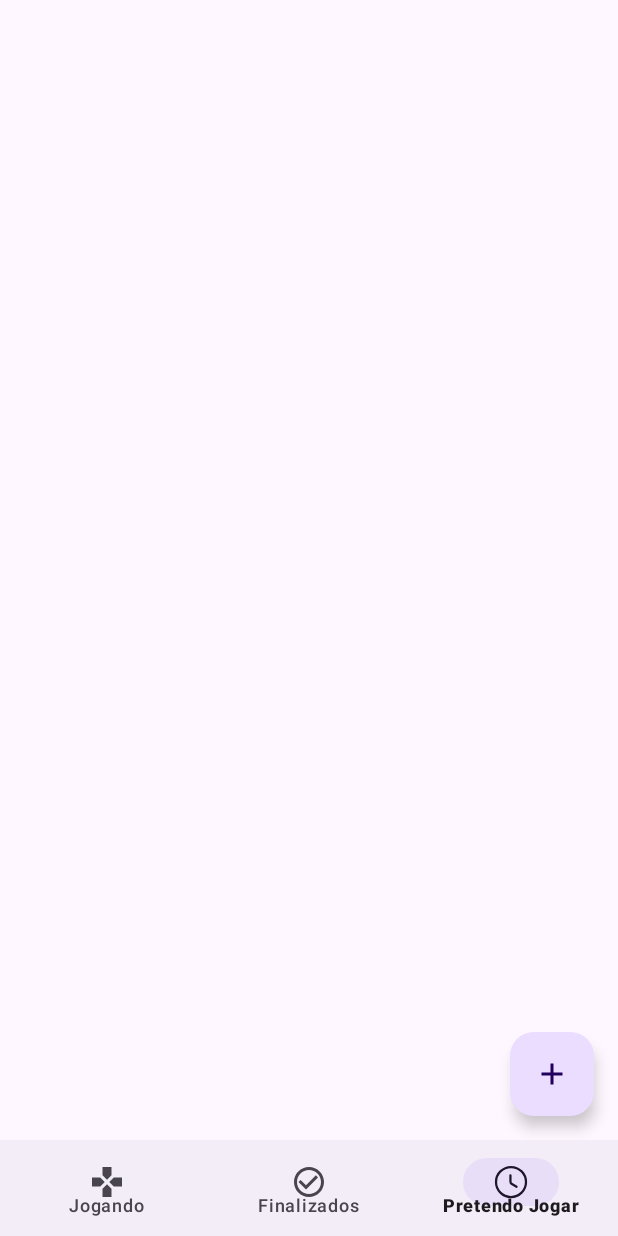
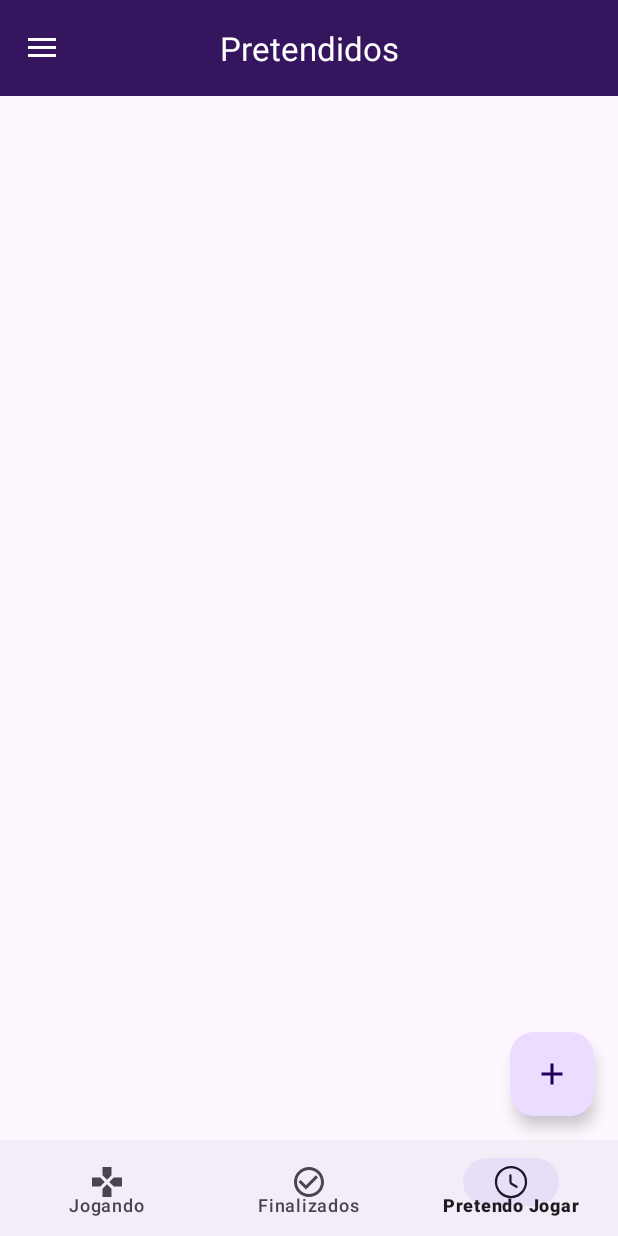
Before and after one commit to FilipeNeiva/ListaGaymer, an Android app: the IntentGameFragment screen opened through its navigation route, on a phone screen of 412 x 824 dp. Run offline under Robolectric (Android 15) with nearby library versions, the phone set to English and light mode, and no system bars; our stand-ins replace navigation-ui; 1 statement that could not run was skipped.

Commit message:
drawer layout

```diff
--- a/app/src/main/java/com/example/listagaymer/MainActivity.kt
+++ b/app/src/main/java/com/example/listagaymer/MainActivity.kt
@@ -3,7 +3,12 @@ package com.example.listagaymer
 import android.content.Intent
 import android.os.Bundle
 import androidx.appcompat.app.AppCompatActivity
+import androidx.drawerlayout.widget.DrawerLayout
+import androidx.navigation.NavController
 import androidx.navigation.findNavController
+import androidx.navigation.ui.AppBarConfiguration
+import androidx.navigation.ui.navigateUp
+import androidx.navigation.ui.setupActionBarWithNavController
 import androidx.navigation.ui.setupWithNavController
 import com.example.listagaymer.database.DataBaseGaymerList
 import com.example.listagaymer.databinding.ActivityMainBinding
@@ -12,6 +17,8 @@ import com.google.android.material.floatingactionbutton.FloatingActionButton
 
 class MainActivity : AppCompatActivity() {
     private lateinit var binding: ActivityMainBinding
+    private lateinit var appBarConfiguration: AppBarConfiguration
+    private lateinit var navController: NavController
 
     override fun onCreate(savedInstanceState: Bundle?) {
         openOrCreateDatabase("GAYMERLIST", MODE_PRIVATE, null)
@@ -24,7 +31,8 @@ class MainActivity : AppCompatActivity() {
         if(!isLogged()) logout()
 
         val fab: FloatingActionButton = binding.fab
-        val navController = findNavController(R.id.fragment_main)
+        val drawerLayout: DrawerLayout = binding.main
+        navController = findNavController(R.id.fragment_main)
         val navBottom: BottomNavigationView = binding.bottomViewMain
         navBottom.setupWithNavController(navController)
 
@@ -42,7 +50,19 @@ class MainActivity : AppCompatActivity() {
             startActivity(intent)
         }
 
-//        binding.logoutButton.setOnClickListener{ logout() }
+        setSupportActionBar(binding.activateToolbar)
+
+
+        appBarConfiguration = AppBarConfiguration(
+            setOf(
+                R.id.playingFragment,
+                R.id.doneGameFragment,
+                R.id.intentGameFragment
+            )
+            , drawerLayout)
+        setupActionBarWithNavController(navController, appBarConfiguration)
+
+        binding.btnLogout.setOnClickListener { logout() }
     }
 
 
@@ -63,4 +83,10 @@ class MainActivity : AppCompatActivity() {
 
         finish()
     }
+
+    override fun onSupportNavigateUp(): Boolean {
+        val navController = findNavController(R.id.fragment_main)
+        return navController.navigateUp(appBarConfiguration)
+                || super.onSupportNavigateUp()
+    }
 }
--- a/app/src/main/java/com/example/listagaymer/adapter/GameListAdapter.kt
+++ b/app/src/main/java/com/example/listagaymer/adapter/GameListAdapter.kt
@@ -2,7 +2,6 @@ package com.example.listagaymer.adapter
 
 import android.annotation.SuppressLint
 import android.content.Context
-import android.util.Log
 import android.view.LayoutInflater
 import android.view.ViewGroup
 import android.widget.ImageButton
@@ -25,7 +24,7 @@ class GameListAdapter(var context: Context, private var games: List<Game>) :
         @SuppressLint("SetTextI18n")
         fun bind(game: Game?) {
             if (game != null) {
-                binding.gameName.text = game.name
+                gameNameElement.text = game.name
             }
             removeGameBtn.setOnClickListener {
                 if (game != null) {
--- a/app/src/main/res/layout/activity_main.xml
+++ b/app/src/main/res/layout/activity_main.xml
@@ -1,15 +1,36 @@
 <?xml version="1.0" encoding="utf-8"?>
-<androidx.constraintlayout.widget.ConstraintLayout xmlns:android="http://schemas.android.com/apk/res/android"
+<androidx.drawerlayout.widget.DrawerLayout xmlns:android="http://schemas.android.com/apk/res/android"
     xmlns:app="http://schemas.android.com/apk/res-auto"
     xmlns:tools="http://schemas.android.com/tools"
     android:id="@+id/main"
-    android:orientation="vertical"
     android:layout_width="match_parent"
     android:layout_height="match_parent"
     tools:context=".MainActivity">
 
+    <RelativeLayout
+        android:layout_width="match_parent"
+        android:layout_height="match_parent">
+
+        <com.google.android.material.appbar.AppBarLayout
+            android:id="@+id/activate_main_toolbar"
+            android:layout_width="match_parent"
+            android:layout_height="wrap_content"
+            android:fitsSystemWindows="true"
+            app:layout_constraintTop_toTopOf="parent"
+            android:elevation="2dp">
+
+            <com.google.android.material.appbar.MaterialToolbar
+                android:id="@+id/activate_toolbar"
+                android:theme="@style/Toolbar.Overlay"
+                android:layout_width="match_parent"
+                android:layout_height="?attr/actionBarSize"
+                app:titleTextColor="@color/white"
+                android:background="@color/primary"/>
+
+        </com.google.android.material.appbar.AppBarLayout>
 
         <RelativeLayout
+            android:id="@+id/relativeLayout"
             android:layout_width="match_parent"
             android:layout_height="match_parent">
 
@@ -18,6 +39,7 @@
                 android:layout_width="match_parent"
                 android:layout_height="match_parent"
                 android:layout_marginBottom="?actionBarSize"
+                android:layout_marginTop="?actionBarSize"
                 tools:ignore="UselessParent">
 
                 <include layout="@layout/content_main" />
@@ -40,13 +62,13 @@
         <androidx.coordinatorlayout.widget.CoordinatorLayout
             android:id="@+id/coordinatorLayout"
             android:layout_width="match_parent"
-        android:layout_height="?actionBarSize"
-        app:layout_constraintBottom_toBottomOf="parent">
+            android:layout_height="match_parent">
 
             <com.google.android.material.bottomappbar.BottomAppBar
                 android:id="@+id/bottom_view_content"
-            android:layout_width="match_parent"
-            android:layout_height="match_parent"
+                android:layout_width="wrap_content"
+                android:layout_height="?actionBarSize"
+                android:layout_gravity="bottom"
                 app:contentInsetEnd="0dp"
                 app:contentInsetLeft="0dp"
                 app:contentInsetRight="0dp"
@@ -60,4 +82,48 @@
 
             </com.google.android.material.bottomappbar.BottomAppBar>
         </androidx.coordinatorlayout.widget.CoordinatorLayout>
-</androidx.constraintlayout.widget.ConstraintLayout>
+    </RelativeLayout>
+
+    <com.google.android.material.navigation.NavigationView
+        android:id="@+id/navigation_drawer"
+        android:layout_width="wrap_content"
+        android:layout_height="match_parent"
+        android:layout_gravity="start">
+
+        <LinearLayout
+            android:layout_width="match_parent"
+            android:layout_height="wrap_content"
+            android:orientation="vertical">
+
+            <include
+                android:id="@+id/activateNavMenu"
+                layout="@layout/nav_menu" />
+
+        </LinearLayout>
+
+        <LinearLayout
+            android:layout_width="match_parent"
+            android:layout_height="wrap_content"
+            android:layout_gravity="bottom"
+            android:gravity="center"
+            android:orientation="vertical"
+            android:padding="16dp">
+
+            <androidx.appcompat.widget.AppCompatButton
+                android:id="@+id/btnLogout"
+                android:layout_width="wrap_content"
+                android:layout_height="wrap_content"
+                android:layout_marginVertical="10dp"
+                android:drawablePadding="5dp"
+                android:paddingHorizontal="10dp"
+                android:text="Sair" />
+
+            <TextView
+                android:id="@+id/appVersion"
+                android:layout_width="wrap_content"
+                android:layout_height="wrap_content"
+                android:text="@null" />
+
+        </LinearLayout>
+    </com.google.android.material.navigation.NavigationView>
+</androidx.drawerlayout.widget.DrawerLayout>
--- a/app/src/main/res/layout/game_list_adapter.xml
+++ b/app/src/main/res/layout/game_list_adapter.xml
@@ -31,9 +31,5 @@
             app:layout_constraintEnd_toEndOf="parent"
             app:layout_constraintTop_toTopOf="parent" />
 
-
     </androidx.constraintlayout.widget.ConstraintLayout>
-
-
-
 </androidx.cardview.widget.CardView>
--- /dev/null
+++ b/app/src/main/res/layout/nav_menu.xml
@@ -0,0 +1,6 @@
+<?xml version="1.0" encoding="utf-8"?>
+<androidx.constraintlayout.widget.ConstraintLayout xmlns:android="http://schemas.android.com/apk/res/android"
+    android:layout_width="match_parent"
+    android:layout_height="match_parent">
+
+</androidx.constraintlayout.widget.ConstraintLayout>
--- a/app/src/main/res/navigation/navigation.xml
+++ b/app/src/main/res/navigation/navigation.xml
@@ -23,16 +23,16 @@
     <fragment
         android:id="@+id/playingFragment"
         android:name="com.example.listagaymer.PlayingFragment"
-        android:label="fragment_playing"
+        android:label="Jogando"
         tools:layout="@layout/fragment_playing" />
     <fragment
         android:id="@+id/doneGameFragment"
         android:name="com.example.listagaymer.DoneGameFragment"
-        android:label="fragment_done_game"
+        android:label="Finalizados"
         tools:layout="@layout/fragment_done_game" />
     <fragment
         android:id="@+id/intentGameFragment"
         android:name="com.example.listagaymer.IntentGameFragment"
-        android:label="fragment_intent_game"
+        android:label="Pretendidos"
         tools:layout="@layout/fragment_intent_game" />
 </navigation>
--- a/app/src/main/res/values/themes.xml
+++ b/app/src/main/res/values/themes.xml
@@ -14,4 +14,23 @@
         <item name="android:statusBarColor">@color/primary</item>
         <!-- Customize your theme here. -->
     </style>
+
+    <!-- Input Style -->
+<!--    <style name="Input.Primary" parent="Widget.MaterialComponents.TextInputLayout.FilledBox.ExposedDropdownMenu">-->
+<!--        <item name="android:background">@drawable/drawable_input</item>-->
+<!--        <item name="android:padding">10dp</item>-->
+<!--        <item name="android:height">50dp</item>-->
+<!--        <item name="boxStrokeWidth">0dp</item>-->
+<!--        <item name="boxStrokeWidthFocused">0dp</item>-->
+<!--        <item name="boxBackgroundColor">#ffffff</item>-->
+<!--        <item name="hintAnimationEnabled">false</item>-->
+<!--        <item name="hintEnabled">false</item>-->
+<!--        <item name="fontFamily">@font/nunito_bold</item>-->
+<!--        <item name="android:textColor">@color/secondary</item>-->
+<!--        <item name="android:ems">10</item>-->
+<!--    </style>-->
+
+    <style name="Toolbar.Overlay" parent="ThemeOverlay.MaterialComponents.Toolbar.Primary">
+        <item name="titleCentered">true</item>
+    </style>
 </resources>
```
Lines whose indentation alone changed are shown as unchanged.
